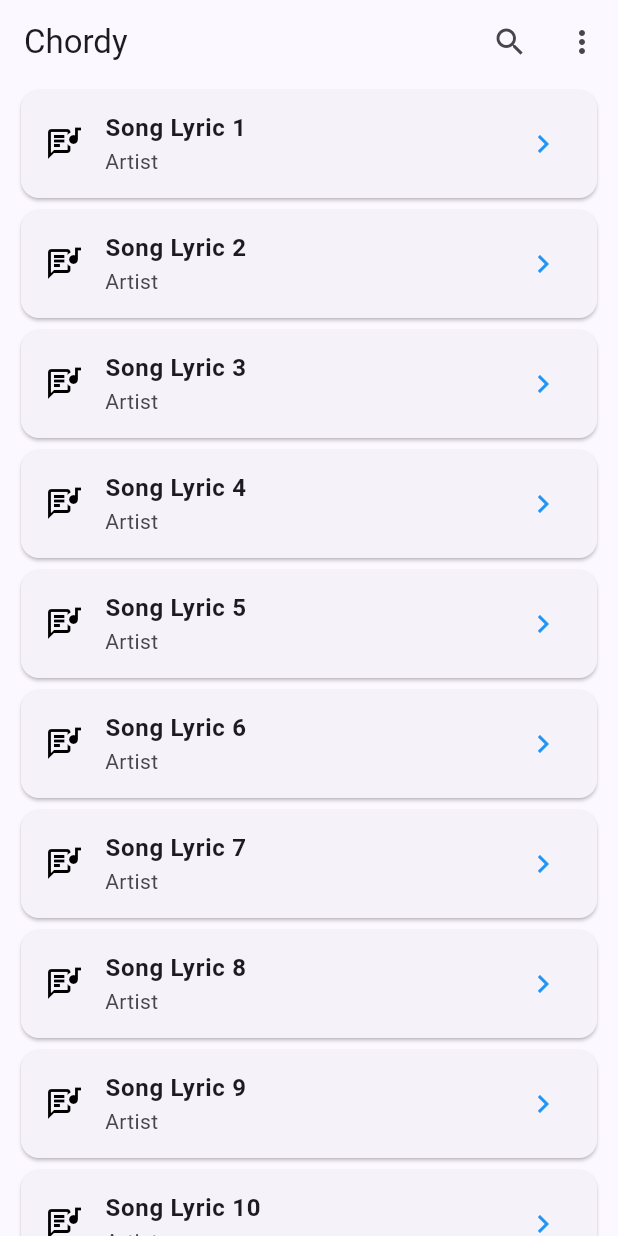
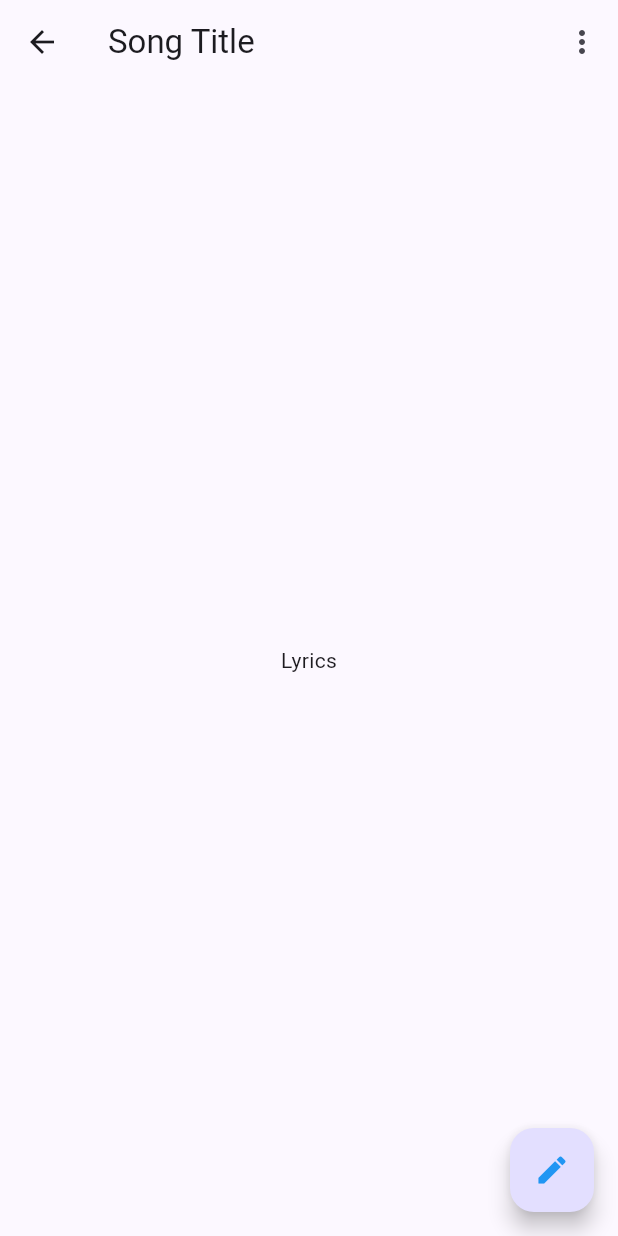
Before and after one commit to Mckenjay/chordy, a Flutter app: the screen it shows after launch, after a tap on an icon or button, on a phone screen of 412 x 824 dp. Run offline on Flutter 3.47's test engine with Material 3 defaults, Android fonts, the phone set to English and light mode, and no system bars; our stand-ins replace firebase_core, flutter_dotenv, google_fonts; accounts and stored records are empty; generated files the repository leaves out were written again.

Commit message:
Add LyricsChordsPage and implement navigation from HomePage

```diff
--- a/lib/pages/home.dart
+++ b/lib/pages/home.dart
@@ -1,4 +1,5 @@
 import 'package:flutter/material.dart';
+import 'package:flutter_chords/pages/lyrics_chords.dart';
 import 'package:google_fonts/google_fonts.dart';
 import 'package:flutter_chords/appbar_actions.dart';
 
@@ -40,11 +41,18 @@ class _HomePageState extends State<HomePage> {
                 hoverColor: Colors.grey[300],
                 shape: RoundedRectangleBorder(borderRadius: BorderRadiusGeometry.circular(10)),
                 trailing: Icon(Icons.chevron_right, color: Colors.blue,),
-                onTap: () {},
+                onTap: () {
+                  Navigator.push(context, MaterialPageRoute(builder: (context) => LyricsChordsPage()));
+                },
               ),
             );
           },
-        )
+        ),
+        floatingActionButton: FloatingActionButton(
+          tooltip: 'Add Song',
+          child: Icon(Icons.add_outlined, color: Colors.blue),
+          onPressed: () {}
+        ),
       ),
     );
   }
--- /dev/null
+++ b/lib/pages/lyrics_chords.dart
@@ -0,0 +1,44 @@
+import 'package:flutter/material.dart';
+
+class LyricsChordsPage extends StatefulWidget {
+  const LyricsChordsPage({super.key});
+
+  @override
+  State<LyricsChordsPage> createState() => _LyricsChordsPageState();
+}
+
+class _LyricsChordsPageState extends State<LyricsChordsPage> {
+  @override
+  Widget build(BuildContext context) {
+    return Scaffold(
+      appBar: AppBar(
+        leading: IconButton(
+          icon: Icon(Icons.arrow_back),
+          onPressed: () {
+            Navigator.pop(context);
+          },
+        ),
+        title: Text('Song Title'),
+        actions: [
+          PopupMenuButton(
+            itemBuilder:(BuildContext context) {
+              return [
+                PopupMenuItem(
+                  value: const Text('Delete'),
+                  child: const Text('Delete'),
+                  onTap: () {},
+                ),
+              ];
+            },
+          ),
+        ],
+      ),
+      body: Center(child: Text('Lyrics'),),
+      floatingActionButton: FloatingActionButton(
+        tooltip: 'Edit',
+        child: Icon(Icons.edit, color: Colors.blue),
+        onPressed: () {}
+      ),
+    );
+  }
+}
```
